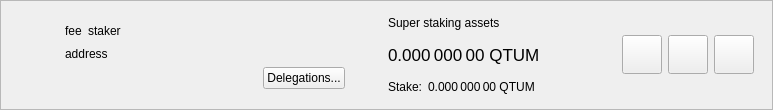
Old version of the form src/qt/forms/superstakeritemwidget.ui in the repository SIProjects/SICash.Network.
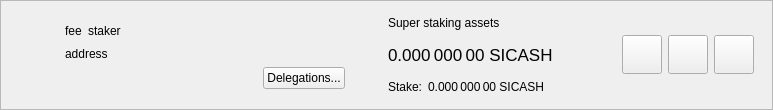
New version of the form.

What changed in the file:
```diff
--- a/src/qt/forms/superstakeritemwidget.ui
+++ b/src/qt/forms/superstakeritemwidget.ui
@@ -249,7 +249,7 @@
                   <string>Your current spendable balance</string>
                  </property>
                  <property name="text">
-                  <string notr="true">0.000 000 00 QTUM</string>
+                  <string notr="true">0.000 000 00 SICASH</string>
                  </property>
                  <property name="alignment">
                   <set>Qt::AlignLeading|Qt::AlignLeft|Qt::AlignVCenter</set>
@@ -283,7 +283,7 @@
                  <item>
                   <widget class="QLabel" name="labelStake">
                    <property name="text">
-                    <string>0.000 000 00 QTUM</string>
+                    <string>0.000 000 00 SICASH</string>
                    </property>
                    <property name="alignment">
                     <set>Qt::AlignLeading|Qt::AlignLeft|Qt::AlignVCenter</set>
```
